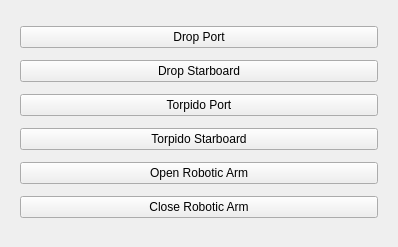
First picture: the form in rqt_actuator/resource/mainWidget.ui, repository sonia-auv/rqt_sonia_plugins, before the edit.
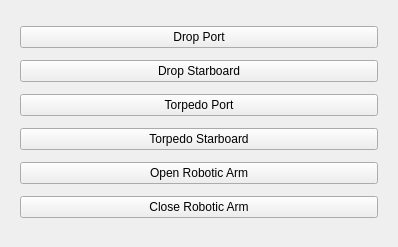
Second picture: the form after the edit.

The edit to the form file:
```diff
--- a/rqt_actuator/resource/mainWidget.ui
+++ b/rqt_actuator/resource/mainWidget.ui
@@ -52,14 +52,14 @@
       <item>
        <widget class="QPushButton" name="torpido_port">
         <property name="text">
-         <string>Torpido Port</string>
+         <string>Torpedo Port</string>
         </property>
        </widget>
       </item>
       <item>
        <widget class="QPushButton" name="torpido_starboard">
         <property name="text">
-         <string>Torpido Starboard</string>
+         <string>Torpedo Starboard</string>
         </property>
        </widget>
       </item>
```
Left out of the diff: 4 changed lines with no effect on the pictures.
